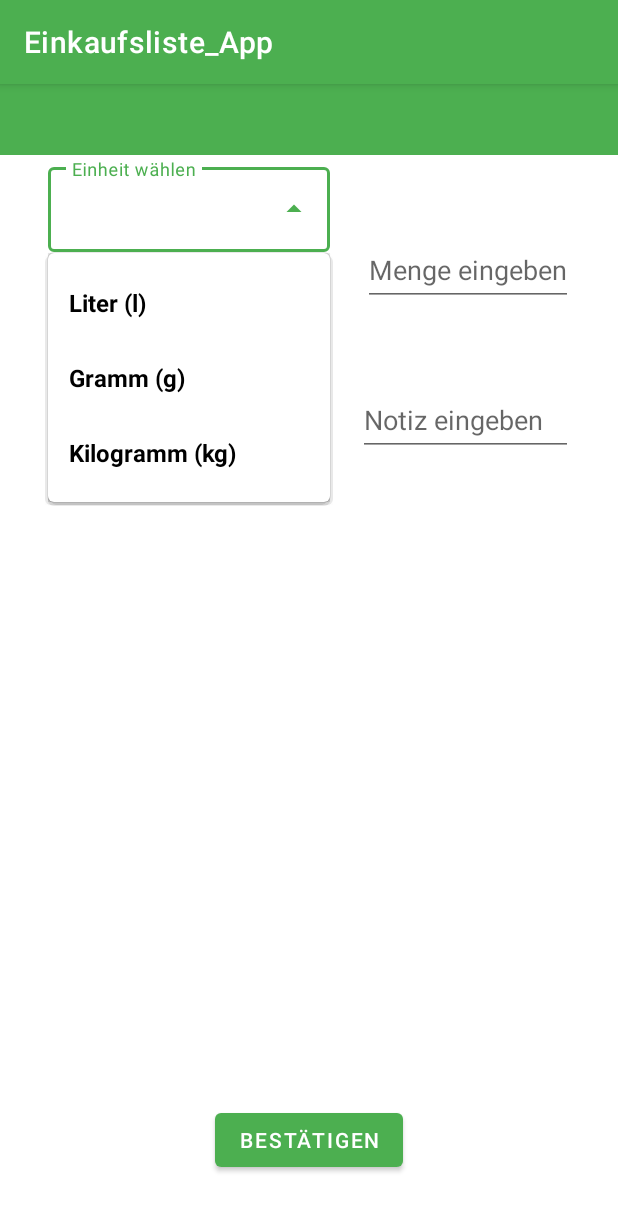
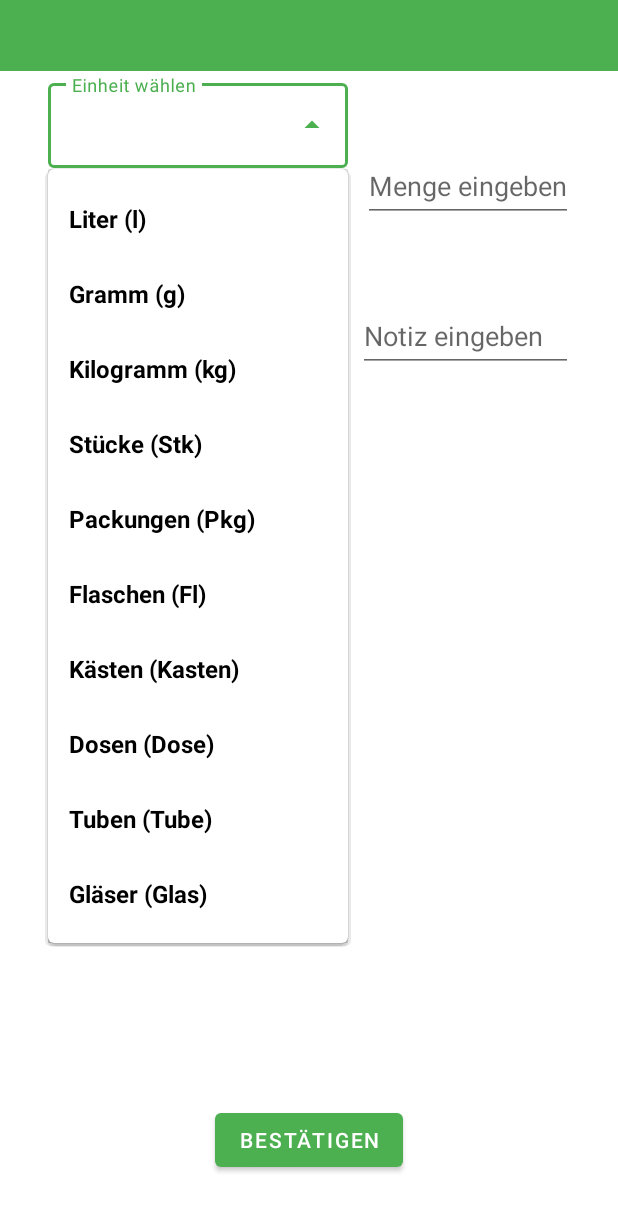
Before and after one commit to gregorae/EinkaufslisteApp, an Android app: the Configuration_Activity screen opened directly, with no data from a screen before it, after a tap on an icon or button, on a phone screen of 412 x 824 dp. Shown: the top 1211 px of the screen. Run offline under Robolectric (Android 15) with nearby library versions, the phone set to English and light mode, and no system bars; our stand-ins replace Firebase (no records; nobody signed in at launch, a user with empty details on screens opened directly).

```diff
--- a/app/src/main/java/de/codeyourapp/einkaufsliste_app/Configuration_Activity.java
+++ b/app/src/main/java/de/codeyourapp/einkaufsliste_app/Configuration_Activity.java
@@ -9,6 +9,7 @@ import android.os.Bundle;
 import android.os.DropBoxManager;
 import android.renderscript.ScriptGroup;
 import android.view.View;
+import android.view.Window;
 import android.widget.AdapterView;
 import android.widget.ArrayAdapter;
 import android.widget.AutoCompleteTextView;
@@ -31,8 +32,8 @@ public class Configuration_Activity extends AppCompatActivity {
     String item_short;
 
     // String Array mit Inhalt des Dropdown-Menüs
-    String[] items_dropdown = {"Liter (l)","Gramm (g)","Kilogramm (kg)"};
-    String[] items_dropdown_short = {"l","g","kg"};
+    String[] items_dropdown = {"Liter (l)","Gramm (g)","Kilogramm (kg)","Stücke (Stk)","Packungen (Pkg)","Flaschen (Fl)","Kästen (Kasten)","Dosen (Dose)","Tuben (Tube)","Gläser (Glas)"};
+    String[] items_dropdown_short = {"l","g","kg","Stk","Pkg","Fl","Kasten","Dosen","Tube","Glas"};
     AutoCompleteTextView actvUnit;
 
     ArrayAdapter<String> adapterItems;
@@ -41,6 +42,8 @@ public class Configuration_Activity extends AppCompatActivity {
     @Override
     protected void onCreate(Bundle savedInstanceState) {
         super.onCreate(savedInstanceState);
+        requestWindowFeature(Window.FEATURE_NO_TITLE);
+        getSupportActionBar().hide();
         setContentView(R.layout.activity_configuration);
 
         Button apply = findViewById(R.id.con_apply);
--- a/app/src/main/java/de/codeyourapp/einkaufsliste_app/DataModel.java
+++ b/app/src/main/java/de/codeyourapp/einkaufsliste_app/DataModel.java
@@ -1,4 +1,6 @@
 package de.codeyourapp.einkaufsliste_app;
+
+import java.util.Comparator;
 
 public class DataModel {
     private String user_token;
@@ -63,5 +65,4 @@ public class DataModel {
         this.unit = unit;
     }
 
-
 }
--- a/app/src/main/res/layout/row.xml
+++ b/app/src/main/res/layout/row.xml
@@ -19,7 +19,7 @@
             android:id="@+id/TV_Title"
             android:textColor="#000"
             android:text="Title"
-            android:textSize="25dp"/>
+            android:textSize="20sp"/>
 
     </LinearLayout>
 
--- a/app/src/main/res/layout/search_activity.xml
+++ b/app/src/main/res/layout/search_activity.xml
@@ -9,9 +9,9 @@
     <!-- Neues Produkt hinzufügen-->
     <Button
         android:id="@+id/btnSea"
-        android:layout_width="wrap_content"
+        android:layout_width="match_parent"
         android:layout_height="wrap_content"
-        android:hint="@string/btnsearch"/>
+        android:hint="@string/btnsearch" />
 
     <!-- Liste für Produktsuche-->
     <androidx.recyclerview.widget.RecyclerView
--- a/app/src/main/res/values/strings.xml
+++ b/app/src/main/res/values/strings.xml
@@ -1,5 +1,5 @@
 <resources>
-    <string name="app_name">Einkaufsliste_App</string>
+    <string name="app_name">Produktsuche</string>
 
     <!--Strings Lukas-->
     <string name="btnsearch">Neues Produkt hinzufügen</string>
```
Also changed, not shown: app/src/main/java/de/codeyourapp/einkaufsliste_app/MainActivity.java (+14 -0 lines).
